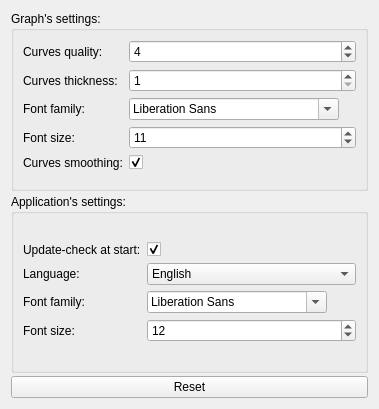
The window that Windows/settings.ui (AdelKS/ZeGrapher) describes before a commit, drawn with Qt 5.
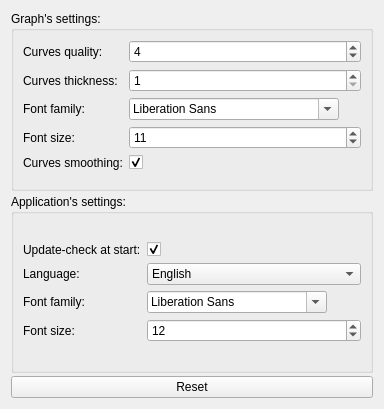
The same window after the commit. Icons and pictures are not drawn.

The edit to the form file:
```diff
--- a/Windows/settings.ui
+++ b/Windows/settings.ui
@@ -6,7 +6,7 @@
    <rect>
     <x>0</x>
     <y>0</y>
-    <width>379</width>
+    <width>384</width>
     <height>409</height>
    </rect>
   </property>
```
Left out of the diff: 5 changed lines with no effect on the pictures.
